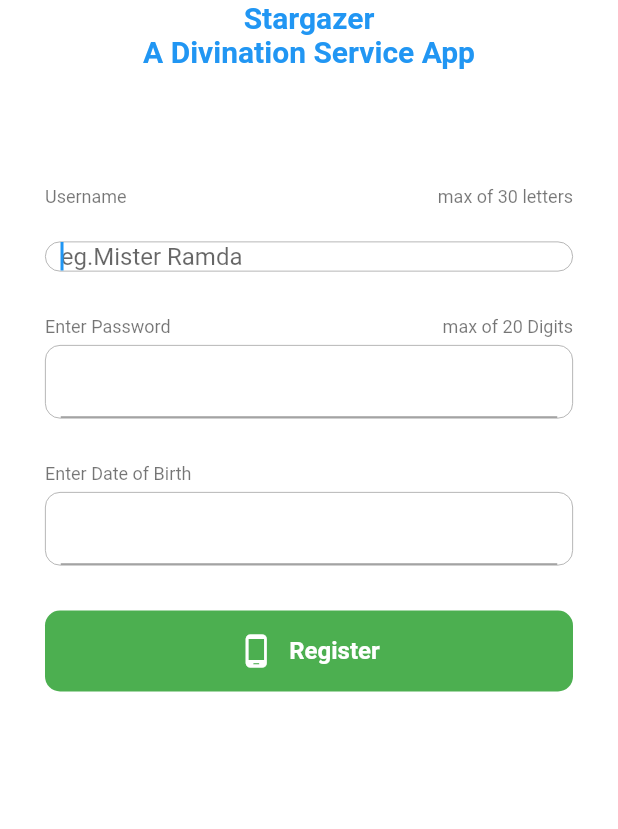
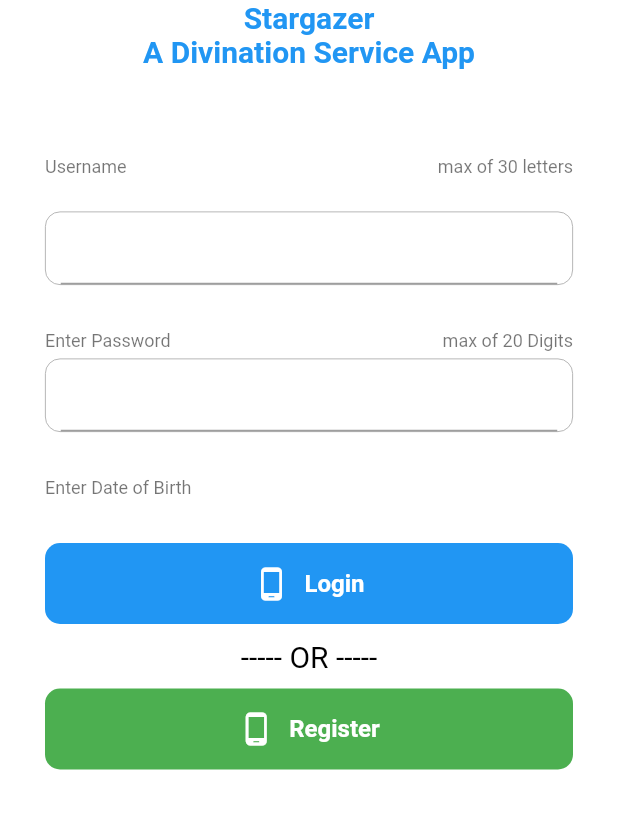
Before and after one commit to Dev-Vampire/mobile_app, a Flutter app: the screen it shows after launch, on a phone screen of 412 x 824 dp, the part 150-979 px from its top. Run offline on Flutter 3.47's test engine with Material 2 defaults, Android fonts, the phone set to English and light mode, and no system bars; drawn by our look-alikes of datetime_picker_formfield; our stand-ins replace auto_size_text, dio, fluttertoast, shared_preferences, splashscreen.

Commit message:
finish alpha

```diff
--- /dev/null
+++ b/lib/models/daily_horoscope.dart
@@ -0,0 +1,44 @@
+class DailyHoroscope {
+  String dateRange;
+  String currentDate;
+  String description;
+  String compatibility;
+  String mood;
+  String color;
+  String luckyNumber;
+  String luckyTime;
+
+  DailyHoroscope(
+      {this.dateRange,
+      this.currentDate,
+      this.description,
+      this.compatibility,
+      this.mood,
+      this.color,
+      this.luckyNumber,
+      this.luckyTime});
+
+  DailyHoroscope.fromJson(Map<String, dynamic> json) {
+    dateRange = json['date_range'];
+    currentDate = json['current_date'];
+    description = json['description'];
+    compatibility = json['compatibility'];
+    mood = json['mood'];
+    color = json['color'];
+    luckyNumber = json['lucky_number'];
+    luckyTime = json['lucky_time'];
+  }
+
+  Map<String, dynamic> toJson() {
+    final Map<String, dynamic> data = new Map<String, dynamic>();
+    data['date_range'] = this.dateRange;
+    data['current_date'] = this.currentDate;
+    data['description'] = this.description;
+    data['compatibility'] = this.compatibility;
+    data['mood'] = this.mood;
+    data['color'] = this.color;
+    data['lucky_number'] = this.luckyNumber;
+    data['lucky_time'] = this.luckyTime;
+    return data;
+  }
+}
--- a/lib/models/registration_user_model.dart
+++ b/lib/models/registration_user_model.dart
@@ -6,6 +6,7 @@ class RegistrationUser {
   int birthDate;
   int birthHour;
   int birthMinute;
+  String sign;
 
   RegistrationUser(
       {this.name,
@@ -14,6 +15,7 @@ class RegistrationUser {
       this.birthMonth,
       this.birthDate,
       this.birthHour,
+      this.sign,
       this.birthMinute});
 
   RegistrationUser.fromJson(Map<String, dynamic> json) {
@@ -24,6 +26,7 @@ class RegistrationUser {
     birthDate = json['birthDate'];
     birthHour = json['birthHour'];
     birthMinute = json['birthMinute'];
+    sign = json['sign'];
   }
 
   Map<String, dynamic> toJson() {
--- a/lib/screens/login_screen.dart
+++ b/lib/screens/login_screen.dart
@@ -0,0 +1,330 @@
+import 'package:flutter/material.dart';
+import 'package:flutter/services.dart';
+import 'package:datetime_picker_formfield/datetime_picker_formfield.dart';
+import 'package:intl/intl.dart';
+import 'package:shared_preferences/shared_preferences.dart';
+import 'package:stargazer_mobile_app/models/login_user_model.dart';
+import 'package:stargazer_mobile_app/models/registration_user_model.dart';
+import 'package:stargazer_mobile_app/screens/main_screen.dart';
+import 'package:stargazer_mobile_app/screens/registration_screen.dart';
+import 'package:stargazer_mobile_app/services/api_instance.dart';
+import 'package:stargazer_mobile_app/services/api_services.dart';
+import 'package:fluttertoast/fluttertoast.dart';
+
+class LoginScreen extends StatefulWidget {
+  @override
+  _LoginState createState() => _LoginState();
+}
+
+class _LoginState extends State<LoginScreen> {
+  final _formKey = GlobalKey<FormState>();
+
+  String phoneNo;
+
+  String password;
+
+  String username;
+
+  final TextEditingController passwordController = TextEditingController();
+
+  final TextEditingController usernameController = TextEditingController();
+
+  final FocusNode passwordFN = FocusNode();
+
+  final FocusNode usernameFN = FocusNode();
+
+  Column _getOtpBtn(context) {
+    return Column(
+      mainAxisAlignment: MainAxisAlignment.center,
+      crossAxisAlignment: CrossAxisAlignment.center,
+      children: [
+        Container(
+          width: double.infinity,
+          padding: EdgeInsets.symmetric(horizontal: 30),
+          child: RaisedButton(
+            elevation: 0.0,
+            padding: EdgeInsets.symmetric(vertical: 15),
+            shape: RoundedRectangleBorder(
+                borderRadius: BorderRadius.circular(10.0)),
+            color: Colors.blue,
+            child: Row(
+              mainAxisAlignment: MainAxisAlignment.center,
+              children: <Widget>[
+                Icon(
+                  Icons.phone_android,
+                  color: Colors.white,
+                ),
+                SizedBox(
+                  width: 10,
+                ),
+                Text(
+                  'Login',
+                  textAlign: TextAlign.center,
+                  style: TextStyle(
+                      fontWeight: FontWeight.bold,
+                      fontSize: 16.0,
+                      color: Colors.white),
+                ),
+              ],
+            ),
+            onPressed: () async {
+              if (_formKey.currentState.validate()) {
+                var apiServices = APIServices(APIInstance().instance);
+                var prefs = await SharedPreferences.getInstance();
+                print(usernameController.text.toString());
+                print(passwordController.text.toString());
+                try {
+                  var loginUser = await apiServices.login(LoginUser(
+                      name: usernameController.value.text.toString(),
+                      password: passwordController.value.text.toString()));
+
+                  prefs.setBool('login', true);
+                  prefs.setString('sign', loginUser.sign);
+                  Navigator.pushReplacement(
+                    context,
+                    MaterialPageRoute(builder: (context) => MyApp()),
+                  );
+                } catch (err) {
+                  Fluttertoast.showToast(
+                      msg: "Error Occured",
+                      toastLength: Toast.LENGTH_SHORT,
+                      gravity: ToastGravity.CENTER,
+                      timeInSecForIosWeb: 1,
+                      backgroundColor: Colors.red,
+                      textColor: Colors.white,
+                      fontSize: 16.0);
+                }
+              }
+            },
+          ),
+        ),
+        SizedBox(
+          height: 10,
+        ),
+        Text(
+          '----- OR -----',
+          style: TextStyle(color: Colors.black, fontSize: 20),
+        ),
+        SizedBox(
+          height: 10,
+        ),
+        Container(
+          width: double.infinity,
+          padding: EdgeInsets.symmetric(horizontal: 30),
+          child: RaisedButton(
+            elevation: 0.0,
+            padding: EdgeInsets.symmetric(vertical: 15),
+            shape: RoundedRectangleBorder(
+                borderRadius: BorderRadius.circular(10.0)),
+            color: Colors.green,
+            child: Row(
+              mainAxisAlignment: MainAxisAlignment.center,
+              children: <Widget>[
+                Icon(
+                  Icons.phone_android,
+                  color: Colors.white,
+                ),
+                SizedBox(
+                  width: 10,
+                ),
+                Text(
+                  'Register',
+                  textAlign: TextAlign.center,
+                  style: TextStyle(
+                      fontWeight: FontWeight.bold,
+                      fontSize: 16.0,
+                      color: Colors.white),
+                ),
+              ],
+            ),
+            onPressed: () async {
+              Navigator.push(
+                context,
+                MaterialPageRoute(builder: (context) => Register()),
+              );
+            },
+          ),
+        ),
+      ],
+    );
+  }
+
+  @override
+  Widget build(BuildContext context) {
+    return Scaffold(
+        backgroundColor: Colors.white,
+        body: SafeArea(child: buildRegister(context)));
+  }
+
+  Widget buildRegister(context) {
+    return SingleChildScrollView(
+      child: Form(
+        key: _formKey,
+        child: Column(
+          mainAxisAlignment: MainAxisAlignment.start,
+          children: <Widget>[
+            _getUpperPart(context),
+            //otp button
+            _getOtpBtn(context),
+          ],
+        ),
+      ),
+    );
+  }
+
+  Widget _getUpperPart(context) {
+    return Container(
+      padding: EdgeInsets.symmetric(horizontal: 30),
+      child: Column(
+        children: <Widget>[
+          //Title
+          Image.asset(
+            'images/telescope.png',
+            width: 100,
+            height: 100,
+          ),
+          Text.rich(
+            TextSpan(
+              text: 'Stargazer \n',
+              style: TextStyle(
+                color: Theme.of(context).primaryColor,
+                fontWeight: FontWeight.bold,
+                fontSize: 20,
+              ),
+              // default text style
+              children: <TextSpan>[
+                TextSpan(
+                  style: TextStyle(
+                    color: Theme.of(context).primaryColor,
+                  ),
+                  text: 'A Divination Service App',
+                ),
+              ],
+            ),
+            textAlign: TextAlign.center,
+          ),
+          SizedBox(
+            height: 40,
+          ),
+
+          //Username
+          Container(
+            height: 50,
+            child: Row(
+              mainAxisAlignment: MainAxisAlignment.spaceBetween,
+              children: <Widget>[
+                Text(
+                  'Username',
+                  style: Theme.of(context).textTheme.caption,
+                ),
+                Text(
+                  'max of 30 letters',
+                  style: Theme.of(context).textTheme.caption,
+                ),
+              ],
+            ),
+          ),
+          Container(
+            margin: EdgeInsets.only(top: 5),
+            padding: EdgeInsets.symmetric(horizontal: 10),
+            decoration: BoxDecoration(
+              borderRadius: BorderRadius.circular(10),
+              border: Border.all(
+                color: Colors.grey,
+                width: 0.5,
+              ),
+            ),
+            child: TextFormField(
+              controller: usernameController,
+              keyboardType: TextInputType.number,
+              validator: (value) {
+                if (value.isEmpty) {
+                  return "Enter Username";
+                } else {
+                  return null;
+                }
+              },
+              focusNode: usernameFN,
+              onEditingComplete: () => FocusScope.of(context).nextFocus(),
+              inputFormatters: [
+                LengthLimitingTextInputFormatter(11),
+              ],
+              onChanged: (value) {
+                phoneNo = value;
+              },
+            ),
+          ),
+          SizedBox(
+            height: 30,
+          ),
+
+          //Phone Number
+          Row(
+            mainAxisAlignment: MainAxisAlignment.spaceBetween,
+            children: <Widget>[
+              Text(
+                'Enter Password',
+                style: Theme.of(context).textTheme.caption,
+              ),
+              Text(
+                'max of 20 Digits',
+                style: Theme.of(context).textTheme.caption,
+              ),
+            ],
+          ),
+          Container(
+            margin: EdgeInsets.only(top: 5),
+            padding: EdgeInsets.symmetric(horizontal: 10),
+            decoration: BoxDecoration(
+              borderRadius: BorderRadius.circular(10),
+              border: Border.all(
+                color: Colors.grey,
+                width: 0.5,
+              ),
+            ),
+            child: TextFormField(
+              obscureText: true,
+              controller: passwordController,
+              keyboardType: TextInputType.number,
+              validator: (value) {
+                if (value.isEmpty) {
+                  return "Enter Password";
+                } else if (value.length < 8) {
+                  return "Password length too short";
+                } else {
+                  return null;
+                }
+              },
+              focusNode: passwordFN,
+              onEditingComplete: () => FocusScope.of(context).nextFocus(),
+              inputFormatters: [
+                LengthLimitingTextInputFormatter(11),
+              ],
+              onChanged: (value) {
+                phoneNo = value;
+              },
+            ),
+          ),
+          SizedBox(
+            height: 30,
+          ),
+
+          //Password
+          Row(
+            mainAxisAlignment: MainAxisAlignment.start,
+            children: <Widget>[
+              Text(
+                'Enter Date of Birth ',
+                style: Theme.of(context).textTheme.caption,
+              ),
+            ],
+          ),
+
+          SizedBox(
+            height: 30,
+          ),
+        ],
+      ),
+    );
+  }
+}
--- a/lib/screens/registration_screen.dart
+++ b/lib/screens/registration_screen.dart
@@ -15,6 +15,9 @@ class Register extends StatefulWidget {
 }
 
 class _RegisterState extends State<Register> {
+
+
+
   final _formKey = GlobalKey<FormState>();
 
   String phoneNo;
@@ -87,6 +90,7 @@ class _RegisterState extends State<Register> {
             if (sign.length > 0) {
               SharedPreferences prefs = await SharedPreferences.getInstance();
               prefs.setString("sign", sign);
+              prefs.setBool('login', true);
               Navigator.push(
                 context,
                 MaterialPageRoute(builder: (context) => MyApp()),
@@ -162,7 +166,7 @@ class _RegisterState extends State<Register> {
             textAlign: TextAlign.center,
           ),
           SizedBox(
-            height: 60,
+            height: 40,
           ),
 
           //Username
@@ -182,7 +186,7 @@ class _RegisterState extends State<Register> {
               ],
             ),
           ),
-          Container(
+        Container(
             margin: EdgeInsets.only(top: 5),
             padding: EdgeInsets.symmetric(horizontal: 10),
             decoration: BoxDecoration(
@@ -193,8 +197,9 @@ class _RegisterState extends State<Register> {
               ),
             ),
             child: TextFormField(
+
               controller: usernameController,
-              focusNode: usernameFN,
+              keyboardType: TextInputType.number,
               validator: (value) {
                 if (value.isEmpty) {
                   return "Enter Username";
@@ -202,15 +207,13 @@ class _RegisterState extends State<Register> {
                   return null;
                 }
               },
-              autofocus: true,
+              focusNode: usernameFN,
               onEditingComplete: () => FocusScope.of(context).nextFocus(),
               inputFormatters: [
-                LengthLimitingTextInputFormatter(30),
+                LengthLimitingTextInputFormatter(11),
               ],
-              decoration:
-                  InputDecoration.collapsed(hintText: 'eg.Mister Ramda'),
               onChanged: (value) {
-                username = value;
+                phoneNo = value;
               },
             ),
           ),
@@ -243,6 +246,7 @@ class _RegisterState extends State<Register> {
               ),
             ),
             child: TextFormField(
+                 obscureText: true,
               controller: passwordController,
               keyboardType: TextInputType.number,
               validator: (value) {
--- /dev/null
+++ b/lib/screens/route_screen.dart
@@ -0,0 +1,33 @@
+import 'package:flutter/material.dart';
+import 'package:shared_preferences/shared_preferences.dart';
+import 'package:stargazer_mobile_app/screens/login_screen.dart';
+import 'package:stargazer_mobile_app/screens/main_screen.dart';
+import 'package:stargazer_mobile_app/screens/registration_screen.dart';
+
+class RouteScreen extends StatelessWidget {
+  Future<Widget> navigate() async {
+    var prefs = await SharedPreferences.getInstance();
+    if (prefs.getBool('login') == true) {
+      return MyApp();
+    } else {
+      return LoginScreen();
+    }
+  }
+
+  @override
+  Widget build(BuildContext context) {
+    // TODO: implement build
+    return FutureBuilder(
+      future: navigate(),
+      builder: (context, snapshot) {
+        if (!snapshot.hasData) {
+          return CircularProgressIndicator(
+            backgroundColor: Colors.blue,
+          );
+        } else {
+          return snapshot.data;
+        }
+      },
+    );
+  }
+}
--- a/lib/screens/splash_screen.dart
+++ b/lib/screens/splash_screen.dart
@@ -2,15 +2,17 @@ import 'package:flutter/material.dart';
 import 'package:splashscreen/splashscreen.dart';
 import 'package:stargazer_mobile_app/screens/main_screen.dart';
 import 'package:stargazer_mobile_app/screens/registration_screen.dart';
+import 'package:stargazer_mobile_app/screens/route_screen.dart';
 
 class AppSplashScreen extends StatelessWidget {
   @override
   Widget build(BuildContext context) {
     // TODO: implement build
     return MaterialApp(
+      debugShowCheckedModeBanner: false,
       home: SplashScreen(
           seconds: 5,
-          navigateAfterSeconds: Register(),
+          navigateAfterSeconds: RouteScreen(),
           image: Image.asset('images/telescope.png'),
           backgroundColor: Colors.black,
           styleTextUnderTheLoader: new TextStyle(),
```
Also changed, not shown: lib/screens/daily_horoscope_screen.dart (+151 -0 lines), lib/screens/life_long_horoscope_screen.dart (+13 -1 lines), lib/screens/main_screen.dart (+36 -5 lines), lib/services/api_services.dart (+14 -9 lines), images/astrology_bg.jpg.
